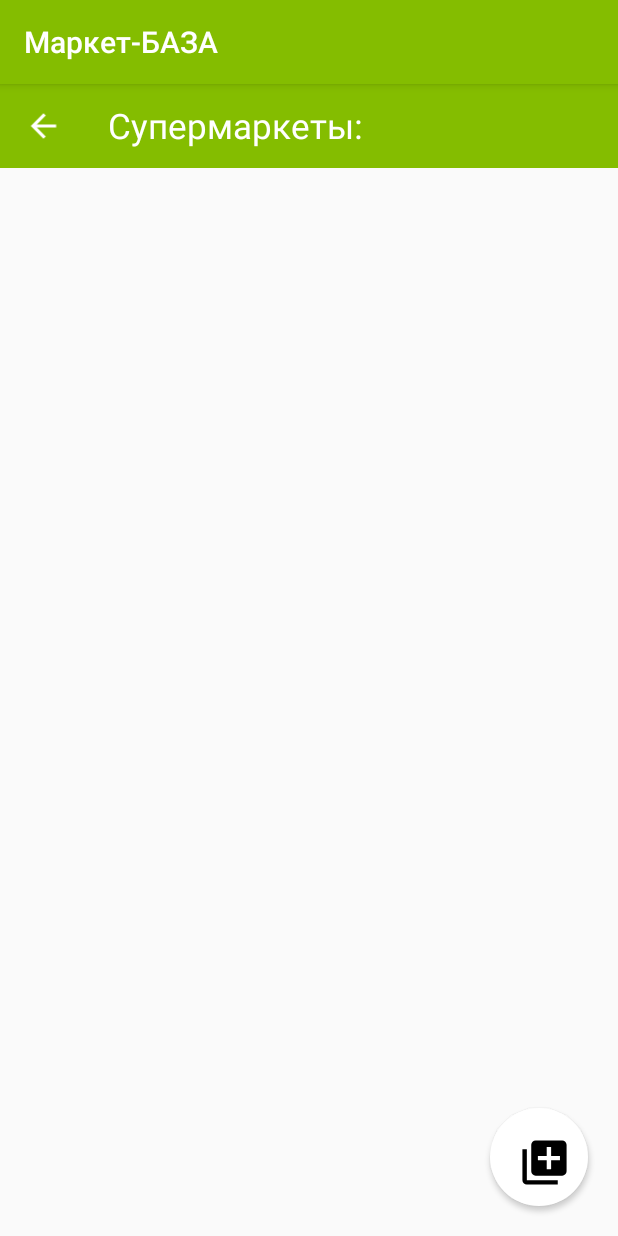
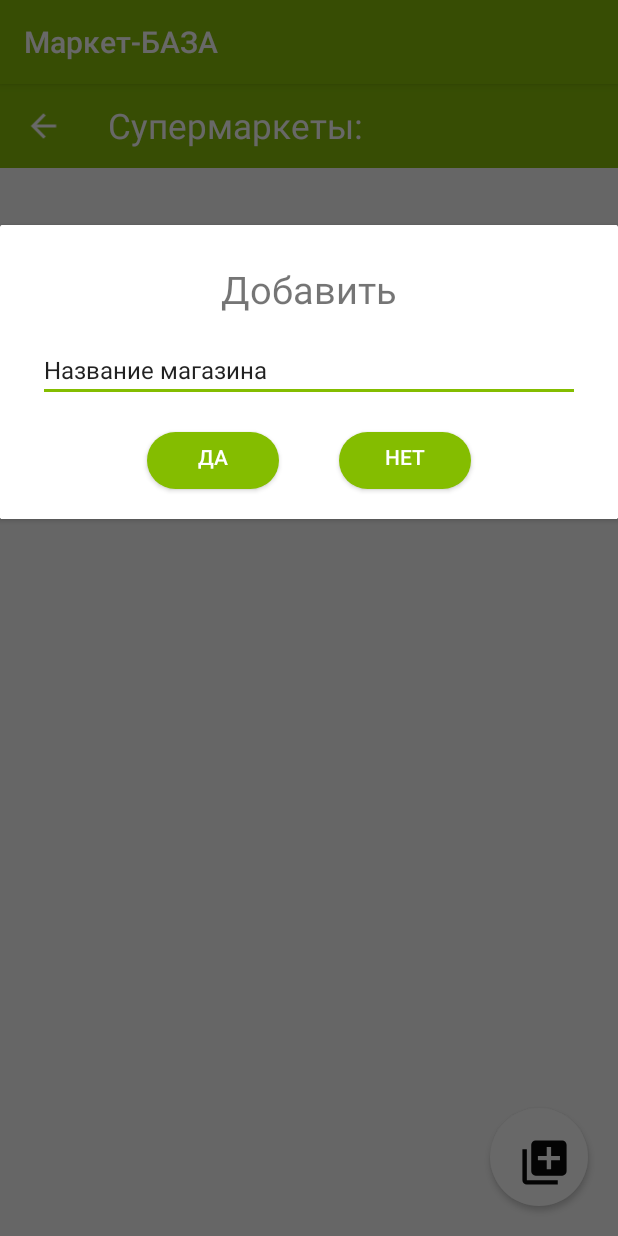
Before and after one commit to hatabulin/MarketDB, an Android app: the screen it shows after launch (MainActivity), after a tap on an icon or button, on a phone screen of 412 x 824 dp. Run offline under Robolectric (Android 15) with nearby library versions, the phone set to English and light mode, and no system bars.

Commit message:
add onClick ...

```diff
--- a/app/src/main/java/com/example/marketDB/ui/base/dialogs/AddRecordDialog.java
+++ b/app/src/main/java/com/example/marketDB/ui/base/dialogs/AddRecordDialog.java
@@ -30,7 +30,6 @@ public class AddRecordDialog extends DialogFragment {
     private Button btn_confirm;
     private Button btn_cancel;
     private EditText et_dialog_name;
-    private EditText et_dialog_stock_id;
     private Event event;
 
     public static AddRecordDialog newInstance() {
@@ -69,10 +68,10 @@ public class AddRecordDialog extends DialogFragment {
     public void onCreate(Bundle savedInstanceState) {
         super.onCreate(savedInstanceState);
 
-//        head = getResources().getString(R.string.dialog_default_head_string);
-//        body = getResources().getString(R.string.dialog_default_body_string);
-//        positive = getResources().getString(R.string.dialog_default_positive_string);
-//        negative = getResources().getString(R.string.dialog_default_negative_string);
+        head = getResources().getString(R.string.dialog_default_head_string);
+        body = getResources().getString(R.string.dialog_default_body_string);
+        positive = getResources().getString(R.string.dialog_default_positive_string);
+        negative = getResources().getString(R.string.dialog_default_negative_string);
 
         if (getArguments() != null) {
             head = getArguments().getString(HEAD, head);
@@ -116,7 +115,7 @@ public class AddRecordDialog extends DialogFragment {
         getDialog().requestWindowFeature(Window.FEATURE_NO_TITLE);
         getDialog().setCanceledOnTouchOutside(false);
         Objects.requireNonNull(getDialog().getWindow()).setBackgroundDrawableResource(R.color.colorTransparentBlack);
-        View v = inflater.inflate(R.layout.dialog_change_record, container, false);
+        View v = inflater.inflate(R.layout.dialog_add_record, container, false);
 
         et_dialog_name = v.findViewById(R.id.et_market_name);
         btn_confirm = v.findViewById(R.id.btn_confirm);
@@ -125,7 +124,7 @@ public class AddRecordDialog extends DialogFragment {
             public void onClick(View v) {
                 if (event != null) {
                     if (et_dialog_name.getText() != null) {
-                        event.confirm();
+                        event.confirm(et_dialog_name.getText().toString());
                     } else {
 //                        ToasUtils.warning("wrong password");
                         event.failed();
@@ -150,7 +149,7 @@ public class AddRecordDialog extends DialogFragment {
 
     public interface Event {
 
-        void confirm();
+        void confirm(String nameMarket);
 
         void failed();
 
--- a/app/src/main/java/com/example/marketDB/ui/markets/MarketListFragment.java
+++ b/app/src/main/java/com/example/marketDB/ui/markets/MarketListFragment.java
@@ -18,7 +18,7 @@ import com.example.marketDB.model.interactor.interactors.MarketInteractor;
 import com.example.marketDB.model.models.MarketWithStockModel;
 import com.example.marketDB.model.repositorys.DatabaseRepositoryImpl;
 import com.example.marketDB.ui.base.BaseFragment;
-import com.example.marketDB.utils.ToasUtils;
+import com.example.marketDB.ui.base.dialogs.AddRecordDialog;
 import com.example.marketDB.utils.fragments.FragmentsAnimationId;
 import com.example.marketDB.utils.fragments.FragmentsId;
 import com.google.android.material.floatingactionbutton.FloatingActionButton;
@@ -89,7 +89,26 @@ public class MarketListFragment extends BaseFragment implements MarketListFragme
         btn_add.setOnClickListener(new View.OnClickListener() {
             @Override
             public void onClick(View v) {
-                ToasUtils.info("Under construction !");
+
+                AddRecordDialog addRecordDialog = new AddRecordDialog();
+
+                addRecordDialog.registerEvent(new AddRecordDialog.Event() {
+                    @Override
+                    public void confirm(String nameMarket) {
+
+                    }
+
+                    @Override
+                    public void failed() {
+
+                    }
+
+                    @Override
+                    public void isDismis() {
+
+                    }
+                });
+                addRecordDialog.show(getChildFragmentManager(), addRecordDialog.getClass().getSimpleName());
             }
         });
 
--- /dev/null
+++ b/app/src/main/res/layout/dialog_add_record.xml
@@ -0,0 +1,73 @@
+<?xml version="1.0" encoding="utf-8"?>
+<FrameLayout xmlns:android="http://schemas.android.com/apk/res/android"
+    xmlns:app="http://schemas.android.com/apk/res-auto"
+    android:layout_width="match_parent"
+    android:layout_height="match_parent"
+    android:orientation="vertical">
+
+    <androidx.cardview.widget.CardView
+        android:layout_width="match_parent"
+        android:layout_height="wrap_content"
+        android:layout_marginTop="150dp"
+        android:gravity="center_horizontal"
+        app:cardCornerRadius="1dp"
+        app:cardElevation="2dp">
+
+        <LinearLayout
+            android:layout_width="match_parent"
+            android:layout_height="match_parent"
+            android:layout_marginStart="25dp"
+            android:layout_marginEnd="25dp"
+            android:gravity="center_horizontal"
+            android:orientation="vertical">
+
+            <TextView
+                android:layout_width="match_parent"
+                android:layout_height="wrap_content"
+                android:layout_marginTop="25dp"
+                android:text="@string/dialog_add_record_add"
+                android:textAlignment="center"
+                android:textSize="25sp"
+                android:textStyle="normal" />
+
+            <EditText
+                android:id="@+id/et_market_name"
+                android:layout_width="match_parent"
+                android:layout_height="wrap_content"
+                android:layout_marginTop="15dp"
+                android:ems="10"
+                android:text="@string/dialog_add_record_hint"
+                android:textSize="16sp" />
+
+            <LinearLayout
+                android:layout_width="match_parent"
+                android:layout_height="wrap_content"
+                android:gravity="center_horizontal"
+                android:orientation="horizontal">
+
+                <Button
+                    android:id="@+id/btn_confirm"
+                    android:layout_width="wrap_content"
+                    android:layout_height="38dp"
+                    android:layout_margin="20dp"
+                    android:layout_marginTop="15dp"
+                    android:layout_marginBottom="25dp"
+                    android:background="@drawable/img_app_positive_button"
+                    android:text="@string/dialog_default_positive_string"
+                    android:textColor="#FFFFFF" />
+
+                <Button
+                    android:id="@+id/btn_cancel"
+                    android:layout_width="wrap_content"
+                    android:layout_height="38dp"
+                    android:layout_margin="20dp"
+                    android:layout_marginTop="15dp"
+                    android:layout_marginBottom="25dp"
+                    android:background="@drawable/img_app_positive_button"
+                    android:text="@string/dialog_default_negative_string"
+                    android:textColor="#FFFFFF" />
+            </LinearLayout>
+        </LinearLayout>
+    </androidx.cardview.widget.CardView>
+
+</FrameLayout>
--- a/app/src/main/res/values/strings.xml
+++ b/app/src/main/res/values/strings.xml
@@ -4,4 +4,13 @@
     <!-- TODO: Remove or change this placeholder text -->
     <string name="hello_blank_fragment">Hello blank fragment</string>
     <string name="fragment_market_title">Супермаркеты:</string>
+    <string name="dialog_default_head_string">Добавить запись в"</string>
+    <string name="dialog_default_body_string">Маркеты</string>
+    <string name="dialog_default_positive_string">Да</string>
+    <string name="dialog_default_negative_string">Нет</string>
+
+    <string name="dialog_add_record_change">Изменить</string>
+    <string name="dialog_add_record_add">Добавить</string>
+    <string name="dialog_add_record_hint">Название магазина</string>
+
 </resources>
```
